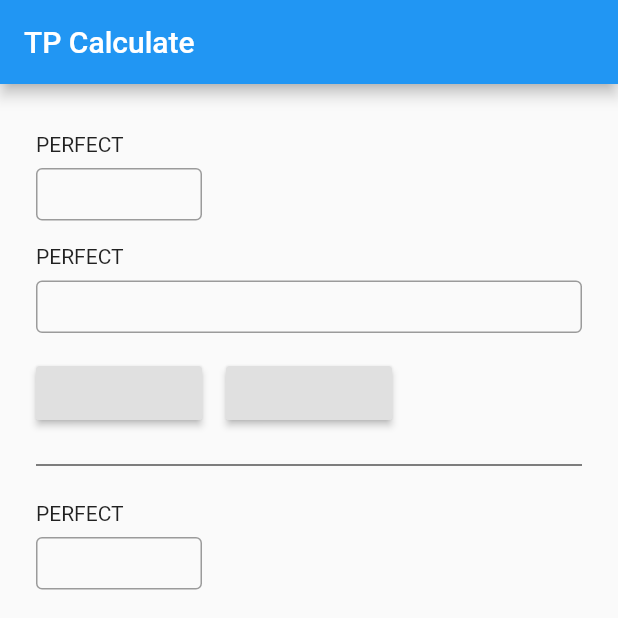
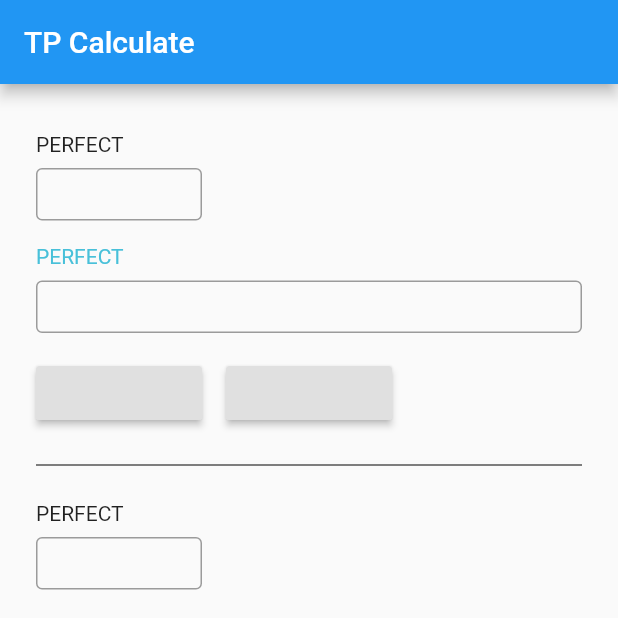
Before and after one commit to K-shir0/tp-calculate-app, a Flutter app: the screen it shows after launch, on a phone screen of 412 x 824 dp, the top half of it. Run offline on Flutter 3.47's test engine with Material 2 defaults, Android fonts, the phone set to English and light mode, and no system bars; our stand-ins replace flutter_hooks, hooks_riverpod.

Commit message:
feat: paletteを追加

```diff
--- /dev/null
+++ b/lib/config/palette.dart
@@ -0,0 +1,8 @@
+import 'package:flutter/painting.dart';
+
+class Palette {
+  static const Color perfect = Color(0xff48C0D9);
+  static const Color good = Color(0xffFFCA29);
+  static const Color bad = Color(0xffEB5CE8);
+  static const Color miss = Color(0xffE5E5E5);
+}
--- a/lib/screens/home/home.dart
+++ b/lib/screens/home/home.dart
@@ -2,6 +2,7 @@ import 'package:flutter/cupertino.dart';
 import 'package:flutter/material.dart';
 import 'package:flutter/services.dart';
 import 'package:flutter_hooks/flutter_hooks.dart';
+import 'package:tp_calculate/config/palette.dart';
 
 class HomeScreen extends HookWidget {
   @override
@@ -52,6 +53,7 @@ class CalculateForm extends StatelessWidget {
                   padding: const EdgeInsets.all(8.0),
                   child: CalculateTextField(
                     label: "PERFECT",
+                    labelColor: Palette.perfect,
                     inputFormatter: valueTextFormatter,
                   ),
                 ),
@@ -116,8 +118,9 @@ class CalculateForm extends StatelessWidget {
 class CalculateTextField extends StatelessWidget {
   final String label;
   final List<TextInputFormatter> inputFormatter;
+  final Color labelColor;
 
-  const CalculateTextField({Key key, @required this.label, this.inputFormatter})
+  const CalculateTextField({Key key, @required this.label, this.inputFormatter, this.labelColor})
       : super(key: key);
 
   @override
@@ -127,7 +130,7 @@ class CalculateTextField extends StatelessWidget {
       children: [
         Padding(
           padding: const EdgeInsets.only(top: 8, bottom: 8),
-          child: Text(label),
+          child: Text(label, style: TextStyle(color: labelColor),),
         ),
         TextField(
             decoration: InputDecoration(
```
